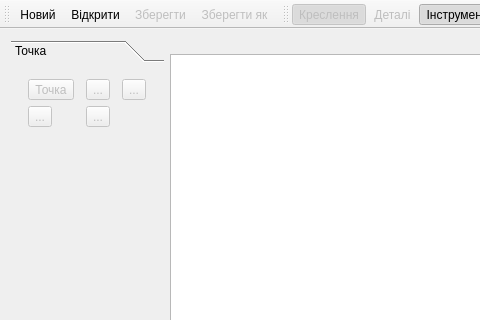
The window that mainwindow.ui (OpnTec/fashionmaker) describes before a commit, drawn with Qt 5; both pictures show x 0 to 480 and y 0 to 320 of the 1100 by 700 pixel window.
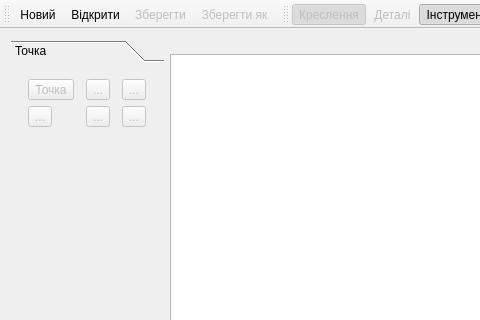
The same window after the commit. Icons and pictures are not drawn.

Commit message: Add tool Bisector

```diff
--- a/mainwindow.ui
+++ b/mainwindow.ui
@@ -64,7 +64,7 @@
         <rect>
          <x>0</x>
          <y>0</y>
-         <width>156</width>
+         <width>154</width>
          <height>104</height>
         </rect>
        </property>
@@ -199,6 +199,29 @@
           </property>
          </widget>
         </item>
+        <item row="1" column="2">
+         <widget class="QToolButton" name="toolButtonBisector">
+          <property name="enabled">
+           <bool>false</bool>
+          </property>
+          <property name="text">
+           <string>...</string>
+          </property>
+          <property name="icon">
+           <iconset resource="icon.qrc">
+            <normaloff>:/icon/32x32/bisector.png</normaloff>:/icon/32x32/bisector.png</iconset>
+          </property>
+          <property name="iconSize">
+           <size>
+            <width>32</width>
+            <height>32</height>
+           </size>
+          </property>
+          <property name="checkable">
+           <bool>true</bool>
+          </property>
+         </widget>
+        </item>
        </layout>
       </widget>
       <widget class="QWidget" name="page_2">
```
The commit also changes 22 other files.
